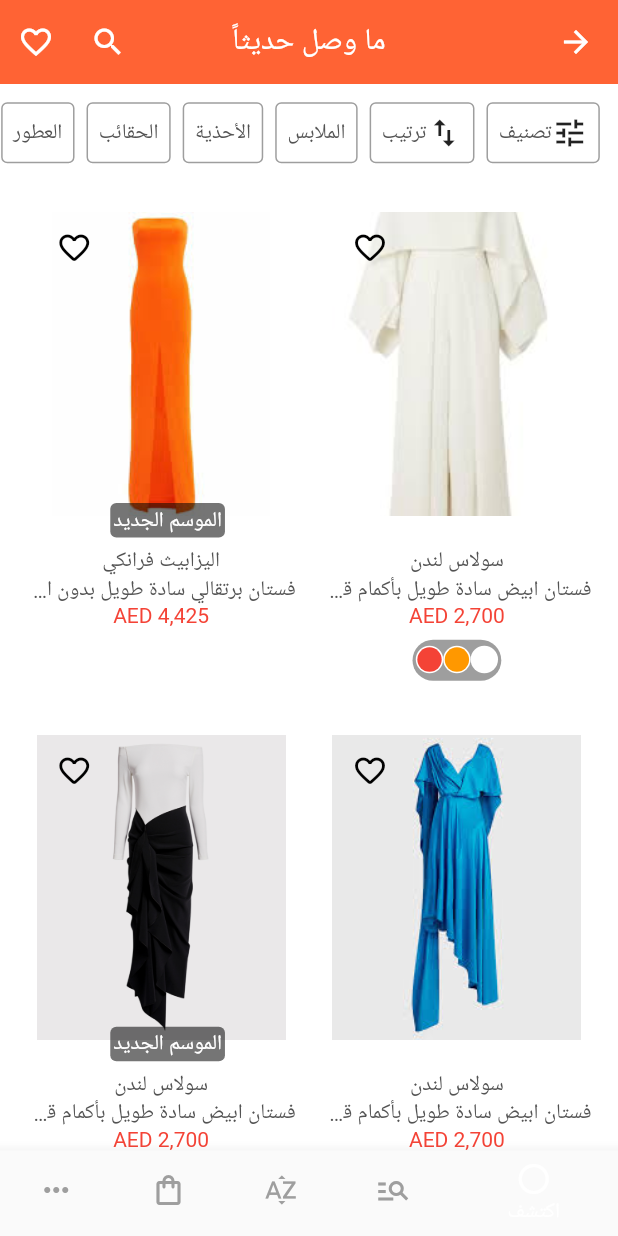
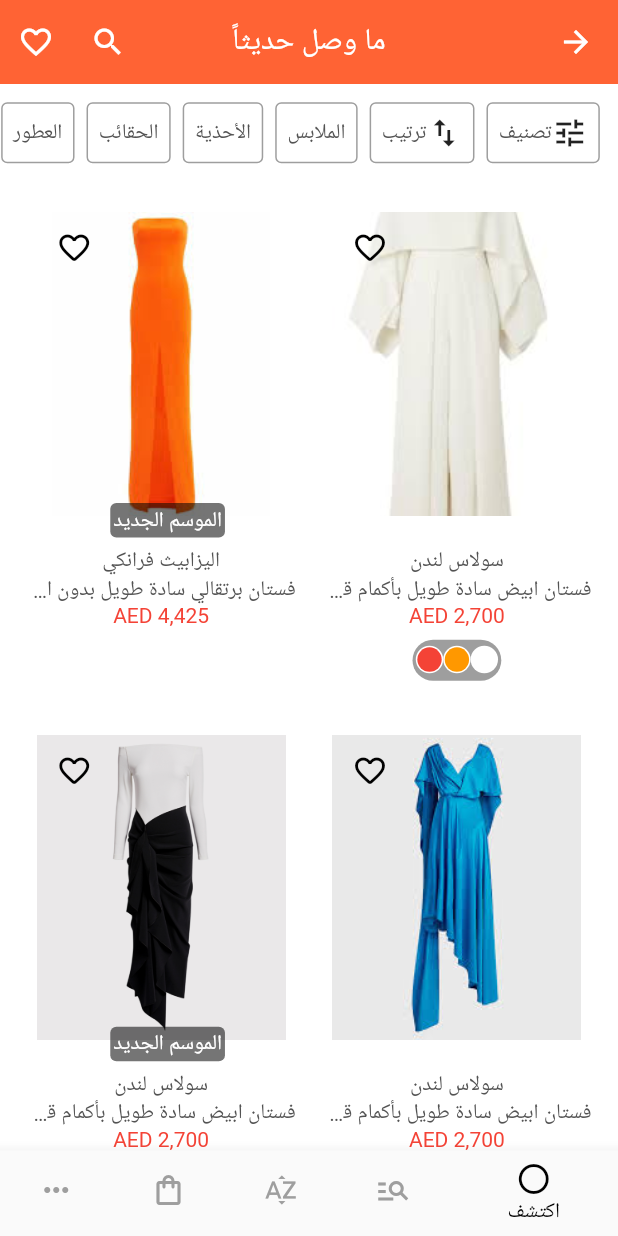
Before and after one commit to alhessiahmed/Store-Prototype, a Flutter app: the HomeScreen screen opened by its route, on a phone screen of 412 x 824 dp. Run offline on Flutter 3.47's test engine with Material 2 defaults, Android fonts, the phone set to English and light mode, and no system bars; our stand-ins replace flutter_screenutil, flutter_svg, get.

Commit message:
fixed bottom navigation bar color

```diff
--- a/lib/screens/app/home_screen.dart
+++ b/lib/screens/app/home_screen.dart
@@ -46,7 +46,7 @@ class HomeScreen extends GetView<HomeController> {
             type: BottomNavigationBarType.shifting,
             currentIndex: controller.pageIndex.value,
             onTap: (value) => controller.pageIndex.value = value,
-            selectedItemColor: Colors.white,
+            selectedItemColor: Colors.black,
             unselectedItemColor: Colors.grey,
             // fixedColor: Colors.grey,
             items: const [
@@ -78,7 +78,8 @@ class HomeScreen extends GetView<HomeController> {
             controller.pageIndex.value = 0;
             return false;
           } else {
-            return onWillPop(context);
+            // return onWillPop(context);
+            return true;
           }
         },
       ),
```
